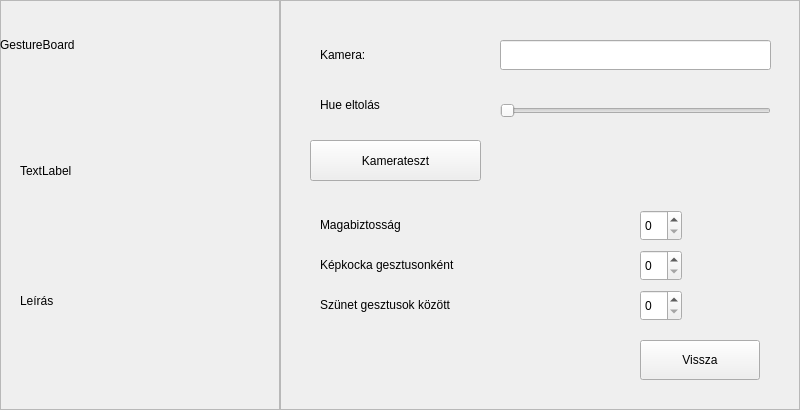
Old version of the form UI/Views/cameraOptionsform.ui in the repository Excal21/GestureBoard.
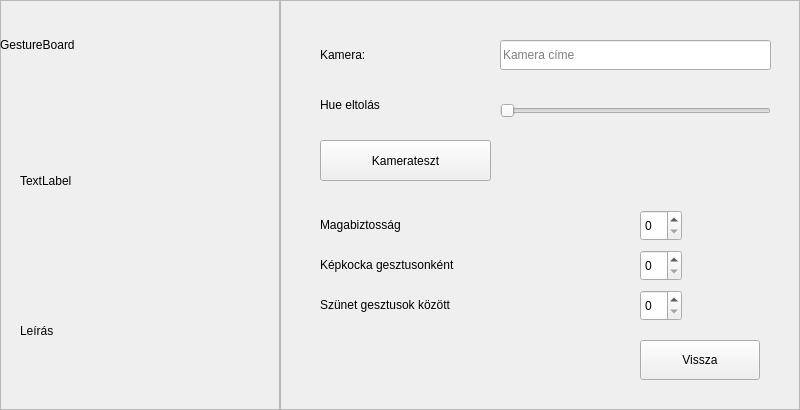
New version of the form.

```diff
--- a/UI/Views/cameraOptionsform.ui
+++ b/UI/Views/cameraOptionsform.ui
@@ -45,9 +45,9 @@
     <property name="geometry">
      <rect>
       <x>20</x>
-      <y>250</y>
+      <y>270</y>
       <width>231</width>
-      <height>101</height>
+      <height>121</height>
      </rect>
     </property>
     <property name="text">
@@ -61,7 +61,7 @@
     <property name="geometry">
      <rect>
       <x>20</x>
-      <y>100</y>
+      <y>110</y>
       <width>241</width>
       <height>141</height>
      </rect>
@@ -108,11 +108,14 @@
       <height>30</height>
      </rect>
     </property>
+    <property name="placeholderText">
+     <string>Kamera címe</string>
+    </property>
    </widget>
    <widget class="QPushButton" name="btnStartCam">
     <property name="geometry">
      <rect>
-      <x>30</x>
+      <x>40</x>
       <y>140</y>
       <width>171</width>
       <height>41</height>
```
